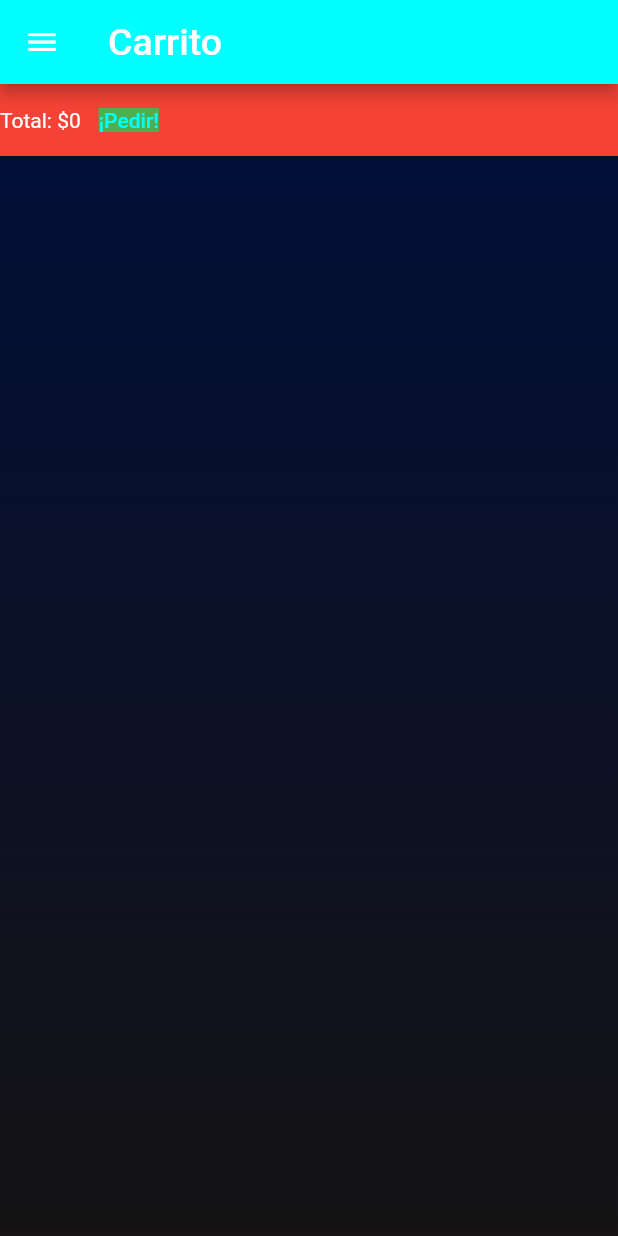
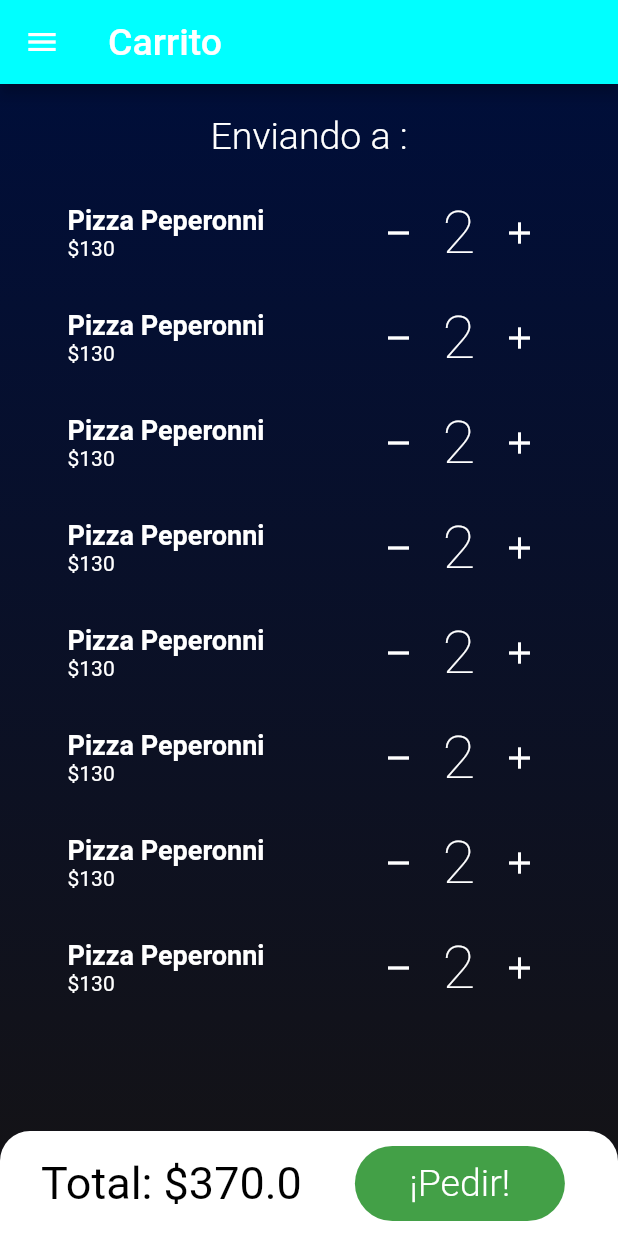
Before and after one commit to reydaniels39/FlutterEats, a Flutter app: the CarritoPage screen opened by its route, on a phone screen of 412 x 824 dp. Run offline on Flutter 3.47's test engine with Material 2 defaults, Android fonts, the phone set to English and light mode, and no system bars; our stand-ins replace card_swiper.

Commit message:
Se terminó de diseñar estáticamente la pantalla del carrito

```diff
--- a/lib/src/pages/carrito_page.dart
+++ b/lib/src/pages/carrito_page.dart
@@ -1,11 +1,15 @@
 import 'package:flutter/material.dart';
+import 'package:flutter_eats/src/providers/inputs_login_provider.dart';
 import 'package:flutter_eats/src/widgets/main_drawer.dart';
+import 'package:provider/provider.dart';
 
 class CarritoPage extends StatelessWidget {
   const CarritoPage({Key? key}) : super(key: key);
 
   @override
   Widget build(BuildContext context) {
+
+    final inputsLoginProvider = Provider.of<InputsLoginProvider>(context);
 
     return Scaffold(
       appBar: AppBar(
@@ -17,12 +21,13 @@ class CarritoPage extends StatelessWidget {
         ),
       ),
       drawer: MainDrawer(),
-      body: _body(),                                                       //Llamamos a traer al body
+      body: _body(inputsLoginProvider),                                                       //Llamamos a traer al body
     );
 
   }
 
-  Widget _body(){
+  Widget _body(inputsLoginProvider){
+
     return Container(                                                      //Container para la decoración del Background
       decoration: BoxDecoration(
         gradient: LinearGradient(
@@ -35,26 +40,82 @@ class CarritoPage extends StatelessWidget {
         ),
       ),
 
+      child: Padding(
+        padding: EdgeInsets.fromLTRB(0.0, 20.0, 0.0, 0.0),
         child: SafeArea(
           child: Column(
             children: [
-            Container(
-              decoration: BoxDecoration(color: Colors.red),
-              child: Row(
-                children: [
-                  Text('Total: \$0',
+              Container(                                                      //Muestra la direccion ingresada en el login page
+                margin: EdgeInsets.symmetric(horizontal: 40.0),
+                child: Text('Enviando a ${inputsLoginProvider.direccion}:',
+                  textAlign: TextAlign.center,
                   style: TextStyle(
                     color: Colors.white,
+                    fontSize: 25,
+                    fontWeight: FontWeight.w300,
+                  ),
+                ),
+              ),
+
+              SizedBox(height: 15.0),                                           //Espacio entre widgets
+
+              Expanded(                                                         //ListView de los productos
+                child: Container(
+                  margin: EdgeInsets.symmetric(horizontal: 40.0),
+                  width: double.infinity,
+                  height: double.infinity,
+                  child: ListView(
+                    children: [
+                      mostrarProducto(),
+                      mostrarProducto(),
+                      mostrarProducto(),
+                      mostrarProducto(),
+                      mostrarProducto(),
+                      mostrarProducto(),
+                      mostrarProducto(),
+                      mostrarProducto(),
+                    ],
+                  ),
+                ),
+              ),
+
+              Container(                                                       //Muestra el monto total y el boton de pedir
+                height: 70.0,
+                decoration: BoxDecoration(
+                  color: Colors.white,
+                  borderRadius: BorderRadius.only(topLeft: Radius.circular(20.0), topRight: Radius.circular(20.0)),
+                ),
+                child: Row(
+                  mainAxisAlignment: MainAxisAlignment.spaceEvenly,
+                  children: [
+                    Text('Total: \$370.0',                                        //Monto total
+                      style: TextStyle(
+                        color: Colors.black,
+                        fontSize: 30,
                       )
                     ),
                     TextButton(
                       child: Container(
+                        width: 140,
+                        height: 50,
                         decoration: BoxDecoration(
-                        color: Colors.green,
+                          color: Colors.green[600],
+                          borderRadius: BorderRadius.all(Radius.circular(30.0)),
                         ),
-                      child: Text('¡Pedir!'),
+                        child: Column(                                            //Para centrar el texto en el container
+                          mainAxisAlignment: MainAxisAlignment.center,
+                          children: [
+                            Text('¡Pedir!',
+                              style: TextStyle(
+                                fontSize: 25,
+                                color: Colors.white,
+                                fontWeight: FontWeight.w300,
                               ),
-                    onPressed: (){},
+                            ),
+                          ],
+                        ),
+                      ),
+                      onPressed: (){},                                            //Al presionar el botón de pedir...
                     ),
                   ],
                 ),
@@ -62,6 +123,72 @@ class CarritoPage extends StatelessWidget {
             ],
           ),
         ),
+      ),
+    );
+  }
+
+  Widget mostrarProducto (){
+    return Container(
+      margin: EdgeInsets.all(5.0),
+      width: double.infinity,
+      height: 60,
+      decoration: BoxDecoration(
+      ),
+      child: Row(
+        children: [
+          Container(                                                      //Muestra nombre y precio del producto
+            width: 200,
+            child: Column(
+              crossAxisAlignment: CrossAxisAlignment.start,
+              mainAxisAlignment: MainAxisAlignment.center,
+              children: [
+                Text('Pizza Peperonni',
+                  style: TextStyle(
+                    fontSize: 18,
+                    fontWeight: FontWeight.bold,
+                    color: Colors.white,
+                  ),
+                ),
+                Text('\$130',
+                  style: TextStyle(
+                    color: Colors.white,
+                  ),
+                ),
+              ],
+            ),
+          ),
+          Expanded(
+            child: Container(                                                //Muestra la cantidad de unidades y los iconos de + y -
+              width: 20,
+              height: 70,
+              child: Row(
+                mainAxisAlignment: MainAxisAlignment.spaceAround,
+                children: [
+                  GestureDetector(
+                    child: Icon( Icons.remove,
+                      color: Colors.white,
+                    ),
+                    onTap: (){},                                              //Al presionar el ícono de menos...
+                  ),
+                  Text('2',                                                   //Unidades del producto
+                    style: TextStyle(
+                      fontSize: 40,
+                      fontWeight: FontWeight.w200,
+                      color: Colors.white,
+                    ),
+                  ),
+                  GestureDetector(
+                    child: Icon( Icons.add,
+                      color: Colors.white,
+                    ),
+                    onTap: (){},                                             //Al presionar el ícono de más...
+                  ),
+                ],
+              ),
+            ),
+          ),
+        ],
+      ),
     );
   }
 }
```
Lines whose indentation alone changed are shown as unchanged.
